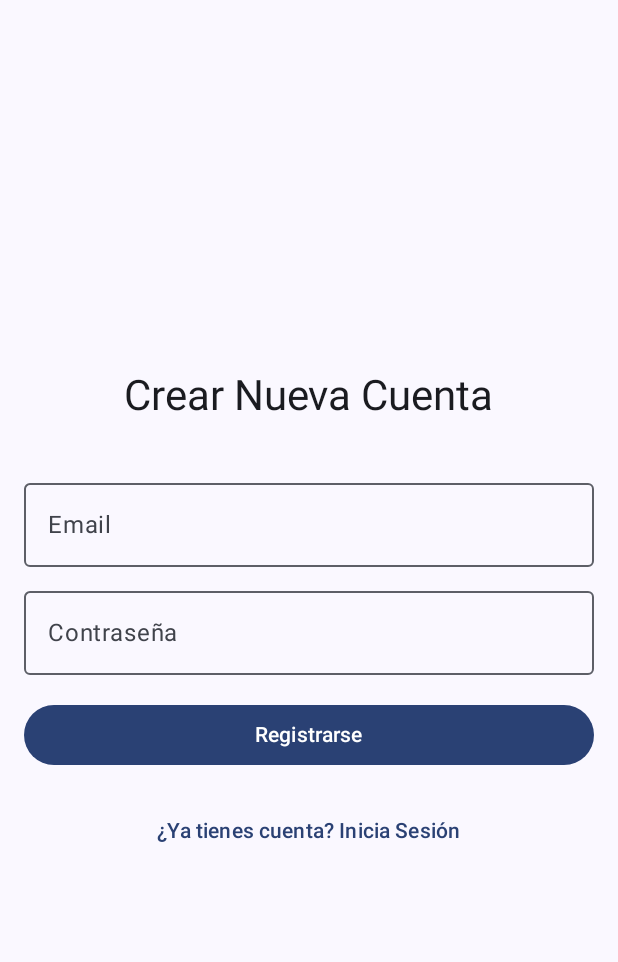
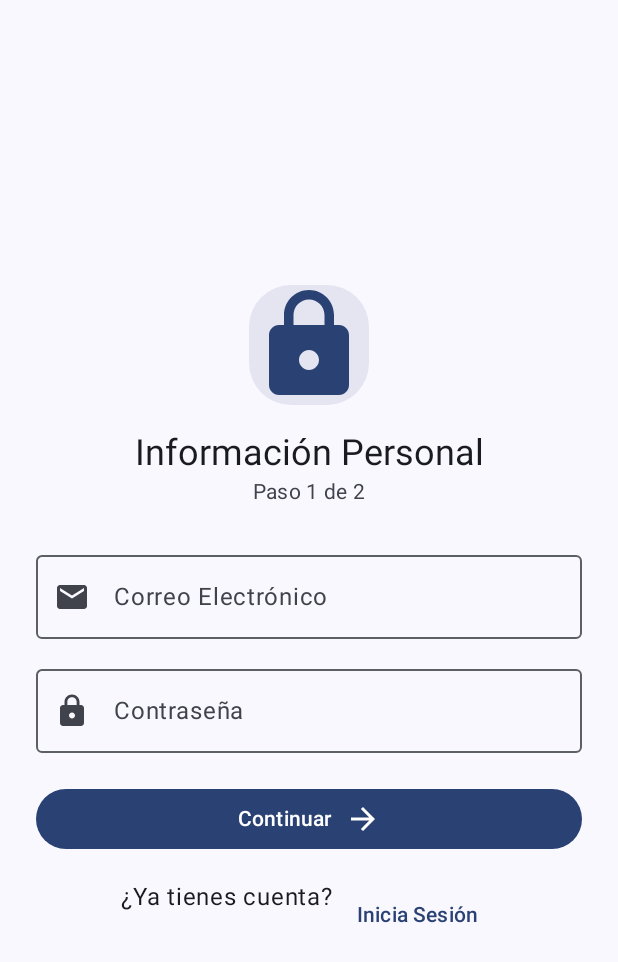
Before and after one commit to palateo8967/iceManagment, an Android app built with Jetpack Compose: the composable NewAccount shown on its own in the app's theme, on a phone screen of 412 x 824 dp. Shown: the top 962 px of the screen. Run offline under Robolectric (Android 15) with nearby library versions, the phone set to English and light mode, and no system bars; our stand-ins replace Dagger/Hilt's generated code, Firebase (no records; nobody signed in at launch, a user with empty details on screens opened directly); 1 statement that could not run was skipped.

Commit message:
Diseño provicional de newUser

```diff
--- a/app/src/main/java/com/icerojects/icemanagment/ui/screens/sesionScreens/newAccountScreen.kt
+++ b/app/src/main/java/com/icerojects/icemanagment/ui/screens/sesionScreens/newAccountScreen.kt
@@ -1,129 +1,141 @@
 package com.icerojects.icemanagment.ui.screens.sesionScreens
 
-import androidx.compose.foundation.layout.Arrangement
-import androidx.compose.foundation.layout.Column
-import androidx.compose.foundation.layout.Spacer
-import androidx.compose.foundation.layout.fillMaxSize
-import androidx.compose.foundation.layout.fillMaxWidth
-import androidx.compose.foundation.layout.height
-import androidx.compose.foundation.layout.padding
-import androidx.compose.material3.Button
-import androidx.compose.material3.CircularProgressIndicator
-import androidx.compose.material3.MaterialTheme
-import androidx.compose.material3.OutlinedTextField
-import androidx.compose.material3.Text
-import androidx.compose.material3.TextButton
-import androidx.compose.runtime.Composable
-import androidx.compose.runtime.LaunchedEffect
-import androidx.compose.runtime.getValue
+import androidx.compose.foundation.layout.*
+import androidx.compose.foundation.text.KeyboardOptions
+import androidx.compose.material.icons.Icons
+import androidx.compose.material.icons.filled.Email
+import androidx.compose.material.icons.filled.Lock
+import androidx.compose.material.icons.filled.ArrowForward
+import androidx.compose.material3.*
+import androidx.compose.runtime.*
 import androidx.compose.ui.Alignment
 import androidx.compose.ui.Modifier
 import androidx.compose.ui.text.input.PasswordVisualTransformation
+import androidx.compose.ui.text.input.KeyboardType
 import androidx.compose.ui.unit.dp
+import androidx.core.content.contentValuesOf
 import androidx.hilt.navigation.compose.hiltViewModel
 import androidx.navigation.NavHostController
 import com.icerojects.icemanagment.ui.screens.auth.AuthUiState
 import com.icerojects.icemanagment.ui.screens.auth.AuthViewModel
+import com.icerojects.icemanagment.ui.components.IconTextField
 
 @Composable
 fun NewAccount(
-
     navController: NavHostController,
     authViewModel: AuthViewModel = hiltViewModel(),
-
 ) {
-
     val uiState by authViewModel.authUiState
 
     LaunchedEffect(uiState) {
         if (uiState is AuthUiState.Success) {
-
             navController.navigate("homeScreen")
             authViewModel.resetFormAndUiState()
-
         }
     }
 
     Column(
-
         modifier = Modifier
             .fillMaxSize()
-            .padding(16.dp),
+            .padding(24.dp),
         verticalArrangement = Arrangement.Center,
         horizontalAlignment = Alignment.CenterHorizontally
-
     ) {
 
-        Text("Crear Nueva Cuenta", style = MaterialTheme.typography.headlineMedium)
-        Spacer(modifier = Modifier.height(32.dp))
-
-        OutlinedTextField(
-
-            value = authViewModel.email.value,
-            onValueChange = { authViewModel.email.value = it },
-            label = { Text("Email") },
-            modifier = Modifier.fillMaxWidth(),
-            isError = uiState is AuthUiState.Error
-
-        )
-
-        Spacer(modifier = Modifier.height(8.dp))
-
-        OutlinedTextField(
-
-            value = authViewModel.password.value,
-            onValueChange = { authViewModel.password.value = it },
-            label = { Text("Contraseña") },
-            visualTransformation = PasswordVisualTransformation(),
-            modifier = Modifier.fillMaxWidth(),
-            isError = uiState is AuthUiState.Error
-
-        )
-
-        // añadir un campo de "Confirmar Contraseña" aquí y la lógica en el ViewModel mas adelante, cuandos se entregue la beta
+        // 🔹 Logo redondo con ícono
+        Surface(
+            modifier = Modifier.size(80.dp),
+            shape = MaterialTheme.shapes.extraLarge,
+            color = MaterialTheme.colorScheme.primary.copy(alpha = 0.1f)
+        ) {
+            Icon(
+                imageVector = Icons.Default.Lock,
+                contentDescription = "Logo registro",
+                tint = MaterialTheme.colorScheme.primary,
+                modifier = Modifier.size(40.dp)
+            )
+        }
 
         Spacer(modifier = Modifier.height(16.dp))
 
+        // 🔹 Títulos
+        Text("Información Personal", style = MaterialTheme.typography.headlineSmall)
+        Text(
+            "Paso 1 de 2",
+            style = MaterialTheme.typography.bodyMedium,
+            color = MaterialTheme.colorScheme.onSurfaceVariant
+        )
+
+        Spacer(modifier = Modifier.height(24.dp))
+
+        // 🔹 Email
+        IconTextField(
+            value = authViewModel.email.value,
+            onValueChange = { authViewModel.email.value = it },
+            label = "Correo Electrónico",
+            icon = Icons.Default.Email,
+            isError = uiState is AuthUiState.Error,
+            keyboardOptions = KeyboardOptions(keyboardType = KeyboardType.Email)
+        )
+
+        Spacer(modifier = Modifier.height(12.dp))
+
+        // 🔹 Contraseña
+        IconTextField(
+            value = authViewModel.password.value,
+            onValueChange = { authViewModel.password.value = it },
+            label = "Contraseña",
+            icon = Icons.Default.Lock,
+            isError = uiState is AuthUiState.Error,
+            visualTransformation = PasswordVisualTransformation()
+        )
+
+        Spacer(modifier = Modifier.height(20.dp))
+
+        // 🔹 Botón Continuar
         if (uiState is AuthUiState.Loading) {
-
             CircularProgressIndicator()
-
         } else {
-
             Button(
-
                 onClick = { authViewModel.signUp() },
                 modifier = Modifier.fillMaxWidth()
-
             ) {
-                Text("Registrarse")
+                Text("Continuar")
+                Spacer(modifier = Modifier.width(8.dp))
+                Icon(
+                    imageVector = Icons.Default.ArrowForward,
+                    contentDescription = "Continuar"
+                )
             }
-
         }
 
+        // 🔹 Mensaje de error
         if (uiState is AuthUiState.Error) {
-
             Spacer(modifier = Modifier.height(8.dp))
             Text(
                 text = (uiState as AuthUiState.Error).message,
                 color = MaterialTheme.colorScheme.error,
                 style = MaterialTheme.typography.bodySmall
             )
-
         }
 
         Spacer(modifier = Modifier.height(16.dp))
 
-        TextButton(onClick = {
-
-            authViewModel.resetFormAndUiState()
-            navController.navigate("login") {
-                popUpTo("newAccount") { inclusive = true }
-
+        // 🔹 Link volver al login
+        Row(
+            horizontalArrangement = Arrangement.Center,
+            modifier = Modifier.fillMaxWidth()
+        ) {
+            Text("¿Ya tienes cuenta?")
+            Spacer(modifier = Modifier.width(4.dp))
+            TextButton(onClick = {
+                authViewModel.resetFormAndUiState()
+                navController.navigate("login") {
+                    popUpTo("newAccount") { inclusive = true }
+                }
+            }) {
+                Text("Inicia Sesión")
             }
-
-        }) {
-            Text("¿Ya tienes cuenta? Inicia Sesión")
         }
     }
 }
--- a/gradle/libs.versions.toml
+++ b/gradle/libs.versions.toml
@@ -1,5 +1,5 @@
 [versions]
-agp = "8.12.1"
+agp = "8.12.2"
 kotlin = "2.0.21"
 coreKtx = "1.16.0"
 junit = "4.13.2"
```
Also changed, not shown: 1 other file.
